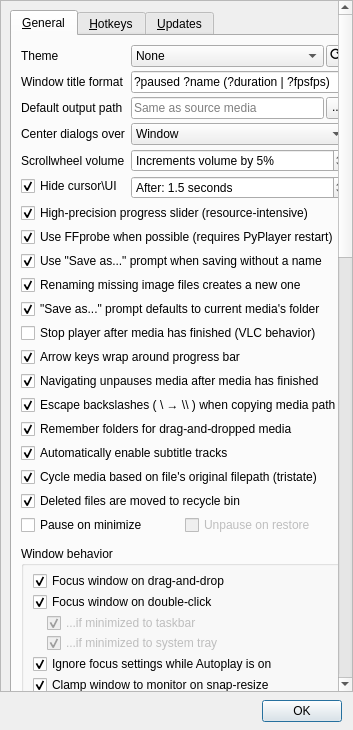
Above: bin/window_settings.ui from thisismy-github/pyplayer before the change. Below: the same form after it.
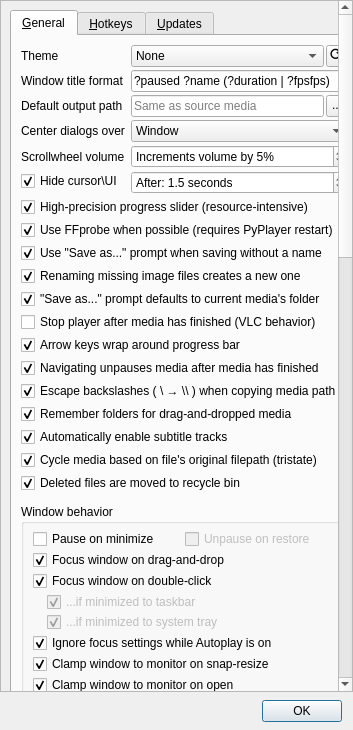
That is the form after the change. Custom widgets are drawn as their Qt base class.

Commit message:
Added "Show cover art" setting, tightened spacing
This adds `checkShowCoverArt`, which defaults to on. The top section
of the settings dialog has gone from 4 vertical spacing to 3, and the
paused/unpause on minimize/restore settings have been moved to
the "Window behavior" group.

```diff
--- a/bin/window_settings.ui
+++ b/bin/window_settings.ui
@@ -57,9 +57,9 @@
       <property name="geometry">
        <rect>
         <x>0</x>
-        <y>0</y>
-        <width>334</width>
-        <height>1753</height>
+        <y>-223</y>
+        <width>346</width>
+        <height>1759</height>
        </rect>
       </property>
       <layout class="QVBoxLayout" name="verticalLayout_4">
@@ -76,7 +76,7 @@
            <item>
             <layout class="QFormLayout" name="formLayout">
              <property name="verticalSpacing">
-              <number>4</number>
+              <number>3</number>
              </property>
              <item row="0" column="0">
               <widget class="QLabel" name="label">
@@ -460,34 +460,6 @@
                </property>
               </widget>
              </item>
-             <item row="19" column="0" colspan="2">
-              <layout class="QHBoxLayout" name="horizontalLayout_8">
-               <item>
-                <widget class="QCheckBox" name="checkMinimizePause">
-                 <property name="toolTip">
-                  <string>If checked, media will automatically pause when minimizing the window.</string>
-                 </property>
-                 <property name="text">
-                  <string>Pause on minimize</string>
-                 </property>
-                </widget>
-               </item>
-               <item>
-                <widget class="QCheckBox" name="checkMinimizeRestore">
-                 <property name="enabled">
-                  <bool>false</bool>
-                 </property>
-                 <property name="toolTip">
-                  <string>If checked, media will automatically unpause when restoring the window,
-but only if the media had not been paused prior to minimizing.</string>
-                 </property>
-                 <property name="text">
-                  <string>Unpause on restore</string>
-                 </property>
-                </widget>
-               </item>
-              </layout>
-             </item>
              <item row="3" column="0">
               <widget class="QLabel" name="label_50">
                <property name="toolTip">
@@ -625,6 +597,34 @@
                 <property name="bottomMargin">
                  <number>6</number>
                 </property>
+                <item>
+                 <layout class="QHBoxLayout" name="horizontalLayout_8">
+                  <item>
+                   <widget class="QCheckBox" name="checkMinimizePause">
+                    <property name="toolTip">
+                     <string>If checked, media will automatically pause when minimizing the window.</string>
+                    </property>
+                    <property name="text">
+                     <string>Pause on minimize</string>
+                    </property>
+                   </widget>
+                  </item>
+                  <item>
+                   <widget class="QCheckBox" name="checkMinimizeRestore">
+                    <property name="enabled">
+                     <bool>false</bool>
+                    </property>
+                    <property name="toolTip">
+                     <string>If checked, media will automatically unpause when restoring the window,
+but only if the media had not been paused prior to minimizing.</string>
+                    </property>
+                    <property name="text">
+                     <string>Unpause on restore</string>
+                    </property>
+                   </widget>
+                  </item>
+                 </layout>
+                </item>
                 <item>
                  <widget class="QCheckBox" name="checkFocusDrop">
                   <property name="toolTip">
@@ -850,6 +850,20 @@
                     </item>
                    </widget>
                   </item>
+                  <item row="3" column="1">
+                   <widget class="QCheckBox" name="checkShowCoverArt">
+                    <property name="toolTip">
+                     <string>If checked, audio files with embedded cover art
+will have their cover art displayed on the player.</string>
+                    </property>
+                    <property name="text">
+                     <string>Show cover art</string>
+                    </property>
+                    <property name="checked">
+                     <bool>true</bool>
+                    </property>
+                   </widget>
+                  </item>
                  </layout>
                 </item>
                 <item>
```
The commit also changes 2 other files.
